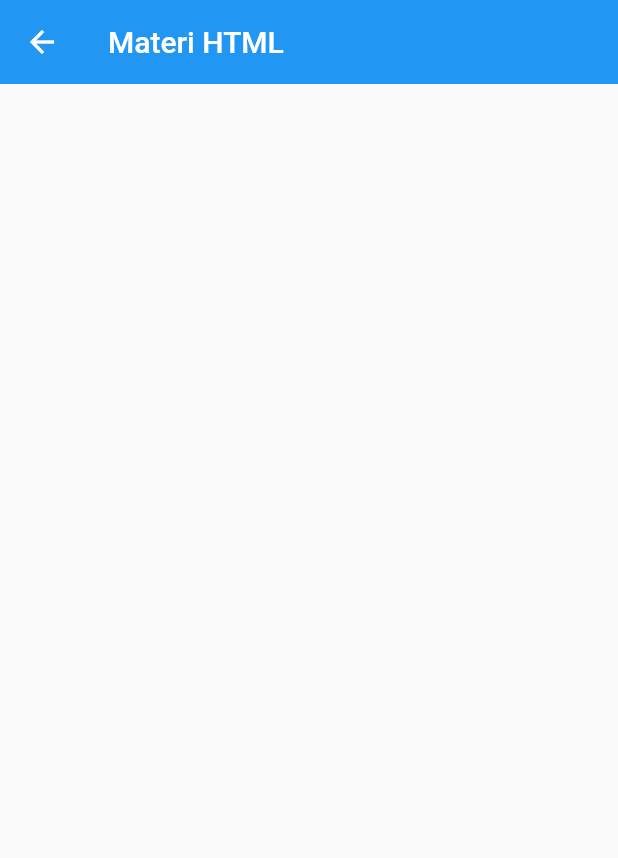
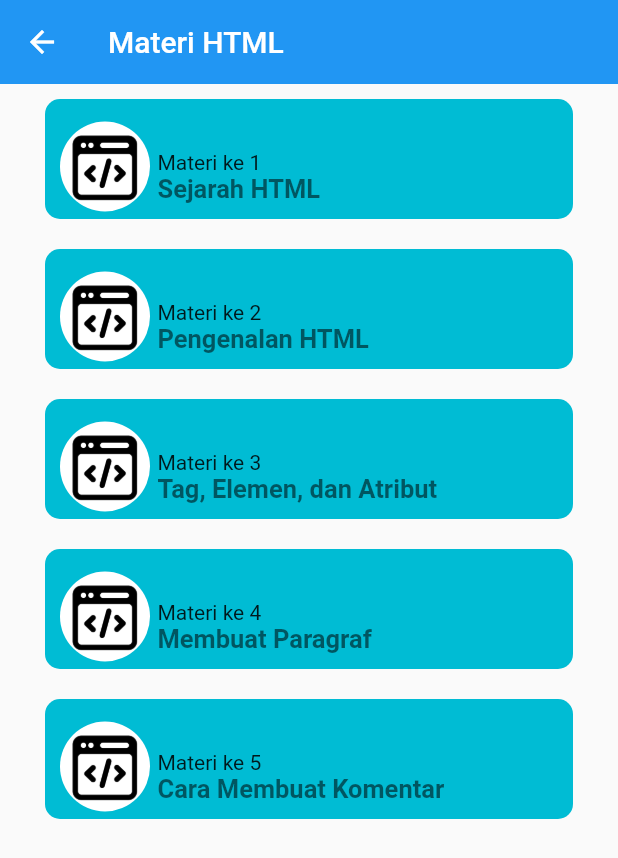
Before and after one commit to Alghofur/pusingoding, a Flutter app: the MateriHtml screen opened directly, on a phone screen of 412 x 824 dp. Shown: the top 858 px of the screen. Run offline on Flutter 3.47's test engine with Material 2 defaults, Android fonts, the phone set to English and light mode, and no system bars; our stand-ins replace easy_debounce, google_nav_bar, line_icons, page_transition; Roboto replaces fonts that are missing (Poppins).

Commit message:
feat: complete materi html

```diff
--- a/lib/constant.dart
+++ b/lib/constant.dart
@@ -1 +1,5 @@
 import 'package:flutter/material.dart';
+
+class Constant {
+  static var primaryColor = const Color.fromARGB(255, 81, 221, 186);
+}
--- a/lib/models/materi_html_model.dart
+++ b/lib/models/materi_html_model.dart
@@ -1,21 +1,55 @@
-import "package:flutter/material.dart";
+class Html {
+  final int htmlId;
+  final String materiKe;
+  final String judul;
+  final String imageSrc;
+  final String isiMateri;
 
-class Html {
-  final int id;
-  final String judul;
-  final Color color;
+  Html({
+    required this.htmlId,
+    required this.materiKe,
+    required this.judul,
+    required this.imageSrc,
+    required this.isiMateri,
+  });
 
-  Html({required this.id, required this.judul, required this.color});
+  //list materi html
+
+  static List<Html> htmlList = [
+    Html(
+      htmlId: 0,
+      materiKe: "Materi ke 1",
+      judul: "Sejarah HTML",
+      imageSrc: "assets/images/web-programming.png",
+      isiMateri: "LOREM IPSUM",
+    ),
+    Html(
+      htmlId: 1,
+      materiKe: "Materi ke 2",
+      judul: "Pengenalan HTML",
+      imageSrc: "assets/images/web-programming.png",
+      isiMateri: "LOREM IPSUM",
+    ),
+    Html(
+      htmlId: 2,
+      materiKe: "Materi ke 3",
+      judul: "Tag, Elemen, dan Atribut",
+      imageSrc: "assets/images/web-programming.png",
+      isiMateri: "LOREM IPSUM",
+    ),
+    Html(
+      htmlId: 3,
+      materiKe: "Materi ke 4",
+      imageSrc: "assets/images/web-programming.png",
+      judul: "Membuat Paragraf",
+      isiMateri: "LOREM IPSUM",
+    ),
+    Html(
+      htmlId: 4,
+      materiKe: "Materi ke 5",
+      judul: "Cara Membuat Komentar",
+      imageSrc: "assets/images/web-programming.png",
+      isiMateri: "LOREM IPSUM",
+    ),
+  ];
 }
-
-//list materi html
-
-List<Html> materiHtml = [
-  Html(id: 1, judul: "Sejarah HTML", color: Colors.white),
-  Html(id: 2, judul: "Macam Tag HTML", color: Colors.white),
-  Html(id: 3, judul: "Coming Soon", color: Colors.white),
-  Html(id: 4, judul: "Coming Soon", color: Colors.white),
-  Html(id: 5, judul: "Coming Soon", color: Colors.white),
-  Html(id: 6, judul: "Coming Soon", color: Colors.white),
-  Html(id: 7, judul: "Coming Soon", color: Colors.white),
-];
--- a/lib/screens/materi_html_page.dart
+++ b/lib/screens/materi_html_page.dart
@@ -1,6 +1,11 @@
+// ignore_for_file: no_leading_underscores_for_local_identifiers
+
 import 'package:flutter/material.dart';
-import 'package:flutter/src/widgets/container.dart';
-import 'package:flutter/src/widgets/framework.dart';
+import 'package:page_transition/page_transition.dart';
+import 'package:pusingoding/screens/detail_materi_html.dart';
+import 'package:pusingoding/widget/materi_html_bundle.dart';
+
+import '../models/materi_html_model.dart';
 
 class MateriHtml extends StatefulWidget {
   const MateriHtml({super.key});
@@ -12,9 +17,11 @@ class MateriHtml extends StatefulWidget {
 class _MateriHtmlState extends State<MateriHtml> {
   @override
   Widget build(BuildContext context) {
+    // Size size = MediaQuery.of(context).size;
+    List<Html> _htmlList = Html.htmlList;
     return Scaffold(
       appBar: AppBar(
-        title: Text(
+        title: const Text(
           "Materi HTML",
           style: TextStyle(
             fontWeight: FontWeight.w500,
@@ -22,6 +29,26 @@ class _MateriHtmlState extends State<MateriHtml> {
         ),
         elevation: 0,
       ),
+      body: Container(
+        padding: const EdgeInsets.symmetric(horizontal: 30),
+        // height: size.height * .5,
+        child: ListView.builder(
+            itemCount: _htmlList.length,
+            scrollDirection: Axis.vertical,
+            physics: const BouncingScrollPhysics(),
+            itemBuilder: (BuildContext context, int index) {
+              return GestureDetector(
+                  onTap: () {
+                    Navigator.push(
+                        context,
+                        PageTransition(
+                            child:
+                                DetailHtmlPage(htmlId: _htmlList[index].htmlId),
+                            type: PageTransitionType.bottomToTop));
+                  },
+                  child: MateriHtmlWidget(index: index, htmlList: _htmlList));
+            }),
+      ),
     );
   }
 }
--- a/lib/widget/materi_html_bundle.dart
+++ b/lib/widget/materi_html_bundle.dart
@@ -0,0 +1,86 @@
+import 'package:flutter/material.dart';
+import 'package:page_transition/page_transition.dart';
+import 'package:pusingoding/models/materi_html_model.dart';
+import 'package:pusingoding/screens/detail_materi_html.dart';
+
+class MateriHtmlWidget extends StatelessWidget {
+  const MateriHtmlWidget({
+    Key? key,
+    required this.index,
+    required this.htmlList,
+  }) : super(key: key);
+
+  final int index;
+  final List<Html> htmlList;
+
+  @override
+  Widget build(BuildContext context) {
+    Size size = MediaQuery.of(context).size;
+    return GestureDetector(
+      onTap: () {
+        Navigator.push(
+            context,
+            PageTransition(
+                child: DetailHtmlPage(
+                  htmlId: htmlList[index].htmlId,
+                ),
+                type: PageTransitionType.bottomToTop));
+      },
+      child: Container(
+        decoration: BoxDecoration(
+          color: Colors.cyan.withOpacity(1),
+          borderRadius: BorderRadius.circular(10),
+        ),
+        height: 80.0,
+        padding: const EdgeInsets.only(left: 10, top: 10),
+        margin: const EdgeInsets.only(bottom: 10, top: 10),
+        width: size.width,
+        child: Row(
+          mainAxisAlignment: MainAxisAlignment.spaceBetween,
+          crossAxisAlignment: CrossAxisAlignment.center,
+          children: [
+            Stack(
+              clipBehavior: Clip.none,
+              children: [
+                Container(
+                  width: 60.0,
+                  height: 60.0,
+                  decoration: const BoxDecoration(
+                    color: Colors.white,
+                    shape: BoxShape.circle,
+                  ),
+                ),
+                Positioned(
+                  bottom: 6.5,
+                  left: 0,
+                  right: 0,
+                  child: SizedBox(
+                    height: 45.0,
+                    child: Image.asset(htmlList[index].imageSrc),
+                  ),
+                ),
+                Positioned(
+                  bottom: 5,
+                  left: 65,
+                  child: Column(
+                    crossAxisAlignment: CrossAxisAlignment.start,
+                    children: [
+                      Text(htmlList[index].materiKe),
+                      Text(
+                        htmlList[index].judul,
+                        style: const TextStyle(
+                            fontWeight: FontWeight.bold,
+                            fontSize: 17,
+                            color: Colors.black54),
+                      ),
+                    ],
+                  ),
+                )
+              ],
+            ),
+          ],
+        ),
+      ),
+    );
+  }
+}
```
Also changed, not shown: lib/folder_notused/learn_app_bar.dart (deleted, +0 -71 lines), lib/screens/detail_materi_html.dart (added, +43 -0 lines), lib/widget/search/search.dart (+2 -6 lines), assets/images/web-programming.png (added), lib/models/penjelasan_materi.dart (deleted).
